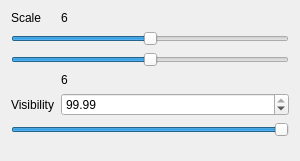
The window that AdenitaCoreSE/form/SEAdenitaVisualModelProperties.ui (edellano/Adenita-SAMSON-Edition) describes before a commit, drawn with Qt 5.
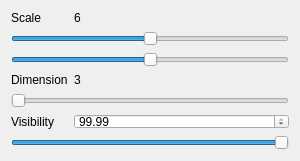
The same window after the commit.

Commit message: added ui elements for dimension slider

What changed in the file:
```diff
--- a/AdenitaCoreSE/form/SEAdenitaVisualModelProperties.ui
+++ b/AdenitaCoreSE/form/SEAdenitaVisualModelProperties.ui
@@ -36,6 +36,19 @@
        </property>
       </widget>
      </item>
+     <item row="1" column="0" colspan="2">
+      <widget class="QSlider" name="hslDiscreteScale">
+       <property name="maximum">
+        <number>12</number>
+       </property>
+       <property name="value">
+        <number>6</number>
+       </property>
+       <property name="orientation">
+        <enum>Qt::Horizontal</enum>
+       </property>
+      </widget>
+     </item>
      <item row="2" column="0" colspan="2">
       <widget class="QSlider" name="hslScale">
        <property name="maximum">
@@ -61,21 +74,14 @@
        </property>
       </widget>
      </item>
-     <item row="3" column="1">
-      <widget class="QLabel" name="lblScaleContext">
-       <property name="text">
-        <string>6</string>
-       </property>
-      </widget>
-     </item>
-     <item row="4" column="0">
+     <item row="5" column="0">
       <widget class="QLabel" name="label_2">
        <property name="text">
         <string>Visibility</string>
        </property>
       </widget>
      </item>
-     <item row="4" column="1">
+     <item row="5" column="1">
       <widget class="QDoubleSpinBox" name="spbVisibility">
        <property name="singleStep">
         <double>0.050000000000000</double>
@@ -85,7 +91,7 @@
        </property>
       </widget>
      </item>
-     <item row="5" column="0" colspan="2">
+     <item row="6" column="0" colspan="2">
       <widget class="QSlider" name="hslVisibility">
        <property name="value">
         <number>99</number>
@@ -95,14 +101,22 @@
        </property>
       </widget>
      </item>
-     <item row="1" column="0" colspan="2">
-      <widget class="QSlider" name="hslDiscreteSlider">
-       <property name="maximum">
-        <number>12</number>
+     <item row="3" column="0">
+      <widget class="QLabel" name="label_3">
+       <property name="text">
+        <string>Dimension</string>
        </property>
-       <property name="value">
-        <number>6</number>
+      </widget>
+     </item>
+     <item row="3" column="1">
+      <widget class="QLabel" name="lblDimension">
+       <property name="text">
+        <string>3</string>
        </property>
+      </widget>
+     </item>
+     <item row="4" column="0" colspan="2">
+      <widget class="QSlider" name="hslDimension">
        <property name="orientation">
         <enum>Qt::Horizontal</enum>
        </property>
```
Left out of the diff: 2 changed lines with no effect on the pictures. The commit also changes 1 other file.
